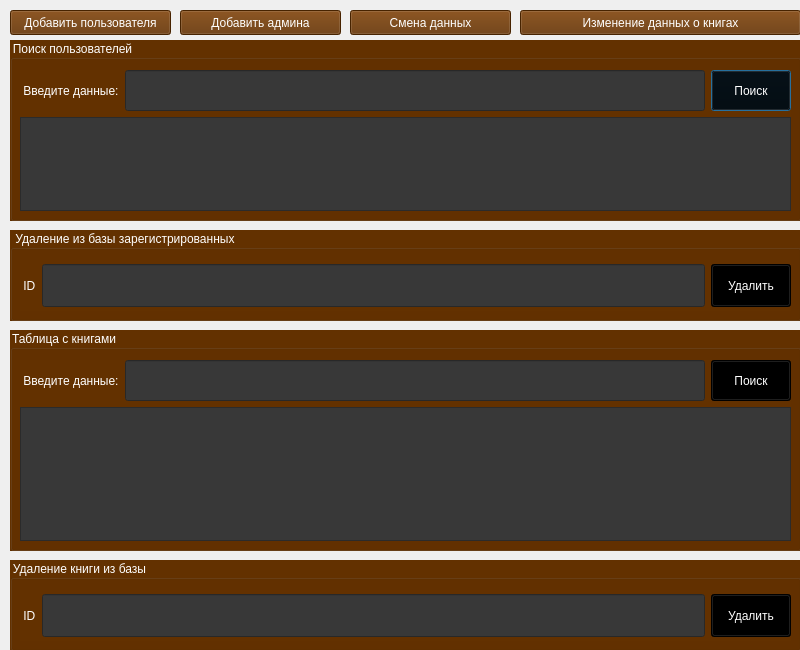
DemidGerasim/QT, file DBQT/adminwindow.ui: the form before one commit.
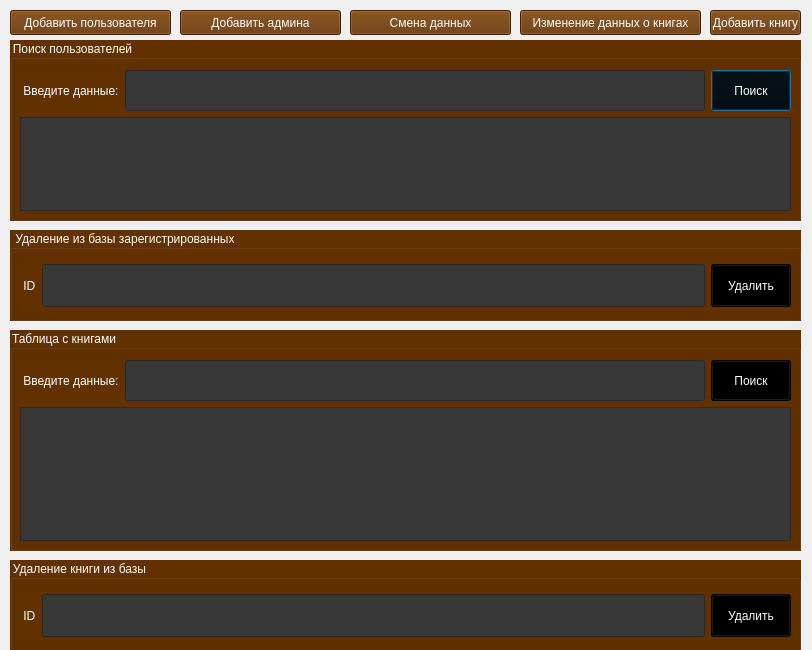
The form after the commit.

```diff
--- a/DBQT/adminwindow.ui
+++ b/DBQT/adminwindow.ui
@@ -6,7 +6,7 @@
    <rect>
     <x>0</x>
     <y>0</y>
-    <width>800</width>
+    <width>812</width>
     <height>650</height>
    </rect>
   </property>
@@ -18,7 +18,7 @@
   </property>
   <property name="maximumSize">
    <size>
-    <width>800</width>
+    <width>820</width>
     <height>700</height>
    </size>
   </property>
@@ -426,7 +426,7 @@
     <rect>
      <x>520</x>
      <y>10</y>
-     <width>281</width>
+     <width>181</width>
      <height>25</height>
     </rect>
    </property>
@@ -438,6 +438,23 @@
     <string>Изменение данных о книгах</string>
    </property>
   </widget>
+  <widget class="QPushButton" name="Change_3">
+   <property name="geometry">
+    <rect>
+     <x>710</x>
+     <y>10</y>
+     <width>91</width>
+     <height>25</height>
+    </rect>
+   </property>
+   <property name="styleSheet">
+    <string notr="true">background-color: rgb(99, 49, 0);
+color: rgb(255, 255, 255);</string>
+   </property>
+   <property name="text">
+    <string>Добавить книгу</string>
+   </property>
+  </widget>
  </widget>
  <resources/>
  <connections/>
```
